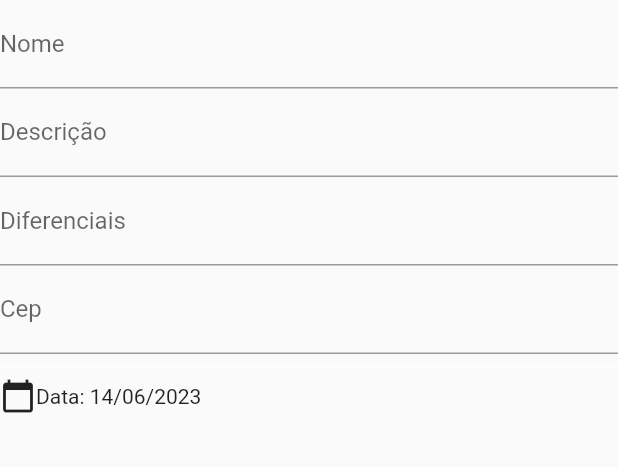
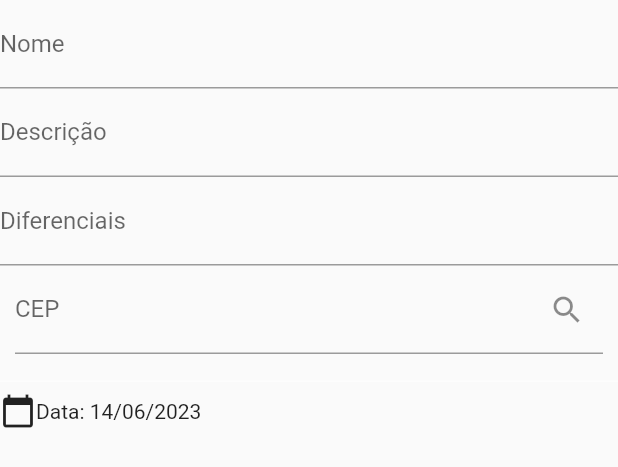
Before and after one commit to jocemir/pontosTuristicos, a Flutter app: the ConteudoFormDialog widget shown alone on an empty page, opened directly, on a phone screen of 412 x 824 dp. Shown: the top 467 px of the screen. Run offline on Flutter 3.47's test engine with Material 2 defaults, Android fonts, the phone set to English and light mode, and no system bars; our stand-ins replace geolocator, google_maps_flutter, mask_text_input_formatter, shared_preferences, sqflite; missing offline and left inert: maps_launcher; accounts and stored records are empty.

Commit message:
Cep - 14-06-23

```diff
--- a/lib/pages/conteudo_form_dialog.dart
+++ b/lib/pages/conteudo_form_dialog.dart
@@ -1,11 +1,16 @@
 import 'package:flutter/cupertino.dart';
 import 'package:flutter/material.dart';
 import 'package:geolocator/geolocator.dart';
+import 'package:gerenciador_pontos_turisticos/model/cep_model.dart';
 import 'package:intl/intl.dart';
+import 'package:mask_text_input_formatter/mask_text_input_formatter.dart';
 import '../model/pontos_turisticos.dart';
+import '../services/cep_service.dart';
 
 class ConteudoFormDialog extends StatefulWidget{
   final PontosTuristicos? pontoAtual;
+
+
 
   ConteudoFormDialog({Key? key, this.pontoAtual}) : super (key: key);
 
@@ -13,7 +18,13 @@ class ConteudoFormDialog extends StatefulWidget{
   ConteudoFormDialogState createState() => ConteudoFormDialogState();
 }
 class ConteudoFormDialogState extends State<ConteudoFormDialog>{
-
+  final _service = CepService();
+  final _cepFormater = MaskTextInputFormatter(
+      mask: '#####-###',
+      filter: {'#' : RegExp(r'[0-9]')}
+  );
+  var _loading = false;
+  Cep? _cep;
   final formKey = GlobalKey<FormState>();
   final descricaoController = TextEditingController();
   final nomeController = TextEditingController();
@@ -71,16 +82,31 @@ class ConteudoFormDialogState extends State<ConteudoFormDialog>{
                 return null;
               },
             ),
-            TextFormField(
-              controller: cepController,
-              decoration: const InputDecoration(labelText: 'Cep'),
-              validator: (String? valor) {
-                if (valor == null || valor.isEmpty) {
-                  return 'Cep';
-                }
-                return null;
-              },
+            Padding(
+              padding: EdgeInsets.symmetric(horizontal: 10),
+              child: TextFormField(
+                controller: cepController,
+                decoration: InputDecoration(
+                  labelText: 'CEP',
+                  suffixIcon: _loading ? const Padding(
+                    padding: EdgeInsets.all(10),
+                    child: CircularProgressIndicator(strokeWidth: 2),
+                  ) : IconButton(
+                    onPressed: _findCep,
+                    icon: const Icon(Icons.search),
+                  ),
+                ),
+                inputFormatters: [_cepFormater],
+                validator: (String? value){
+                  if(value == null || value.isEmpty){
+                    return 'Informe um cep válido!';
+                  }
+                  return null;
+                },
+              ),
             ),
+            Container(height: 10),
+            ..._buildWidgets(),
             Divider(color: Colors.white,),
             Row(
               children: [
@@ -106,5 +132,35 @@ class ConteudoFormDialogState extends State<ConteudoFormDialog>{
       longitude: '',
       cep: cepController.text,
   );
+  Future<void> _findCep() async {
+    if(formKey.currentState == null || !formKey.currentState!.validate()){
+      return;
+    }
+    setState(() {
+      _loading = true;
+    });
+    try{
+      _cep = await _service.findCepAsObject(_cepFormater.getUnmaskedText());
+    }catch(e){
+      debugPrint(e.toString());
+      ScaffoldMessenger.of(context).showSnackBar(SnackBar(
+          content: Text('Ocorreu um erro, tente noavamente! \n'
+              'ERRO: ${e.toString()}')
+      ));
+    }
+    setState(() {
+      _loading = false;
+    });
+  }
+  List<Widget> _buildWidgets(){
+    final List<Widget> widgets = [];
+    if(_cep != null){
+      final map = _cep!.toJson();
+      for(final key in map.keys){
+        widgets.add(Text('$key:  ${map[key]}'));
 
+      }
+    }
+    return widgets;
+  }
 }
```
